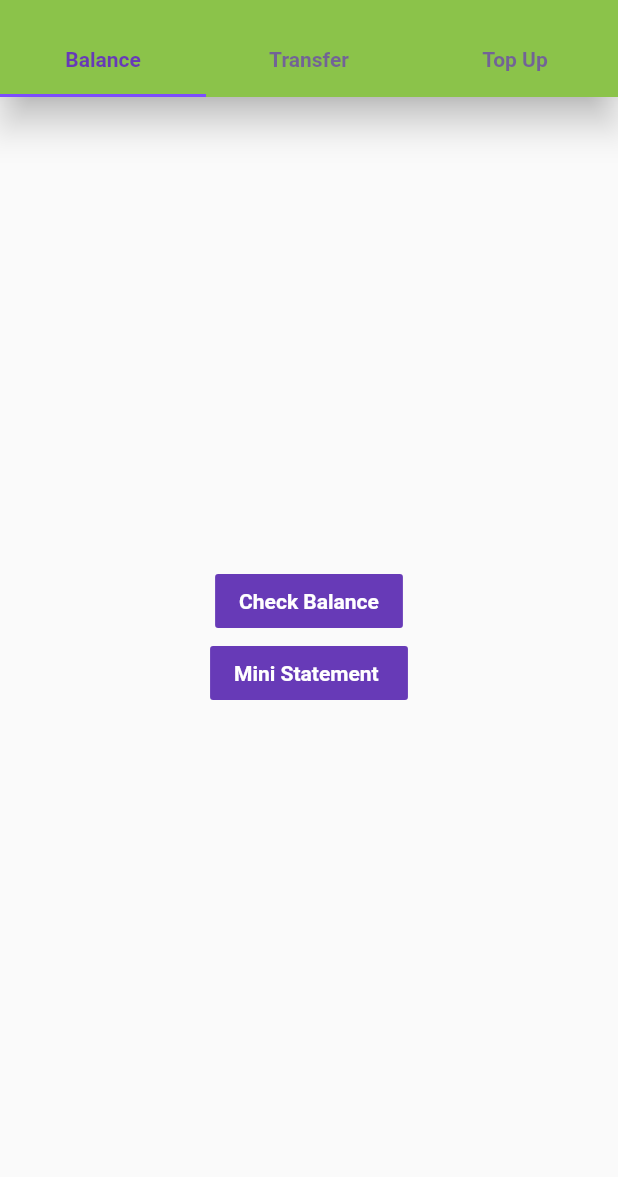
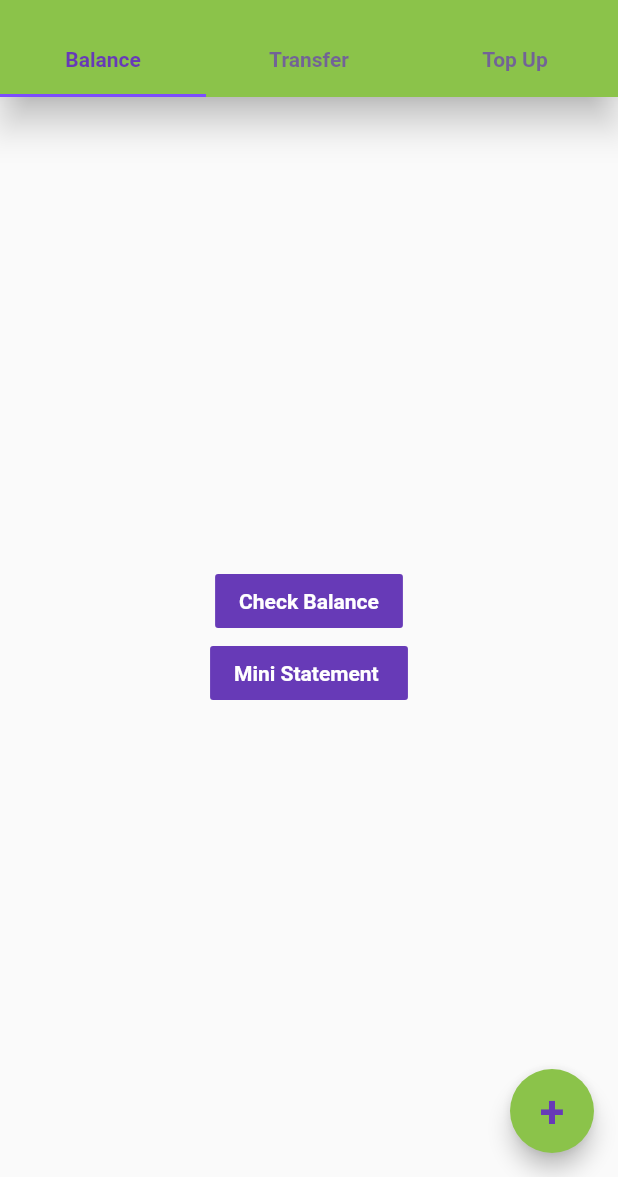
Before and after one commit to ikialo/flutter_app1, a Flutter app: the screen it shows after launch, on a phone screen of 412 x 824 dp, the part 59-1236 px from its top. Run offline on Flutter 3.47's test engine with Material 2 defaults, Android fonts, the phone set to English and light mode, and no system bars; missing offline and left inert: call_number.

Commit message:
Added the alert FAB with Esi Pay and Account Number. Functionalities yet to be added

```diff
--- /dev/null
+++ b/lib/Screens/Fab/fab_alert.dart
@@ -0,0 +1,48 @@
+import 'package:flutter/cupertino.dart';
+import 'package:flutter/material.dart';
+import 'package:flutter_app1/Screens/second_tabs/other_bank.dart';
+import 'package:flutter_app1/Screens/second_tabs/other_bsp.dart';
+import 'package:flutter_app1/Screens/second_tabs/own_acc.dart';
+import 'package:flutter_app1/Screens/Fab/alert_content.dart';
+
+class FabAlert extends StatefulWidget {
+  FabAlert({Key key}) : super(key: key);
+
+  @override
+  FabAlertState createState() => FabAlertState();
+}
+
+
+class FabAlertState extends State<FabAlert> {
+  @override
+  Widget build(BuildContext context) {
+    return  FloatingActionButton(
+       onPressed: () {
+         alertDialog(AlertContent());
+       },
+       child: Text(
+         "+",
+         style: TextStyle(
+             fontWeight: FontWeight.bold,
+             color: Colors.deepPurple,
+             fontSize: 30.0),
+       ),
+       backgroundColor: Colors.lightGreen,
+
+    );
+  }
+
+  Future<void> alertDialog(popup) async {
+    return showDialog<void>(
+      context: context,
+      barrierDismissible: false, // user must tap button!
+      builder: (BuildContext context) {
+        return AlertDialog(
+
+          title: Text('Choose Option To Add Account'),
+          content: popup,
+        );
+      },
+    );
+  }
+}
--- a/lib/main.dart
+++ b/lib/main.dart
@@ -4,11 +4,9 @@ import 'package:flutter/material.dart';
 import 'package:flutter_app1/Screens/first_page.dart';
 import 'package:flutter_app1/Screens/second_page.dart';
 import 'package:flutter_app1/Screens/third_page.dart';
-
+import 'package:flutter_app1/Screens/Fab/fab_alert.dart';
 
 void main() => runApp(MyApp());
-
-
 
 class MyApp extends StatelessWidget {
   // This widget is the root of your application.
@@ -16,63 +14,64 @@ class MyApp extends StatelessWidget {
   Widget build(BuildContext context) {
     return MaterialApp(
       debugShowCheckedModeBanner: false,
-      color : Colors.greenAccent,
-
+      color: Colors.greenAccent,
       title: 'Flutter Demo',
       theme: ThemeData(
           primarySwatch: Colors.lightGreen,
-        backgroundColor: Colors.greenAccent
-
-      ),
+          backgroundColor: Colors.greenAccent),
       home: _MyHomePageState(),
     );
   }
 }
-class _MyHomePageState extends StatelessWidget{
+
+class _MyHomePageState extends StatelessWidget {
   @override
   Widget build(BuildContext context) {
-
-    return MaterialApp(color: Colors.green,
+    return MaterialApp(
+      color: Colors.green,
       home: DefaultTabController(
-
           length: 3,
-
-
           child: Scaffold(
-
-              appBar: AppBar(elevation:10,
+              appBar: AppBar(
+                elevation: 10,
                 backgroundColor: Colors.lightGreen,
-                bottom : TabBar(indicatorColor: Colors.deepPurpleAccent ,
+                bottom: TabBar(
+                  indicatorColor: Colors.deepPurpleAccent,
                   labelColor: Colors.deepPurple,
                   tabs: [
-                    Tab(child: Text("Balance",
+                    Tab(
+                      child: Text(
+                        "Balance",
                         style: TextStyle(fontWeight: FontWeight.bold),
-                    ),),
-                    Tab(child: Text("Transfer", style: TextStyle(fontWeight: FontWeight.bold),),),
-                    Tab(child: Text("Top Up", style: TextStyle(fontWeight: FontWeight.bold),),),
+                      ),
+                    ),
+                    Tab(
+                      child: Text(
+                        "Transfer",
+                        style: TextStyle(fontWeight: FontWeight.bold),
+                      ),
+                    ),
+                    Tab(
+                      child: Text(
+                        "Top Up",
+                        style: TextStyle(fontWeight: FontWeight.bold),
+                      ),
+                    ),
                   ],
                 ),
                 title: Text("BSP USSD",
-                  style: TextStyle(fontWeight: FontWeight.bold, color: Colors.deepPurpleAccent ) ),
+                    style: TextStyle(
+                        fontWeight: FontWeight.bold,
+                        color: Colors.deepPurpleAccent)),
                 centerTitle: true,
-
-
               ),
               body: TabBarView(
-                children: <Widget>[
-                  MyHomePage(),
-                  Transfer(),
-                  Topup()
-                ],
-
+                children: <Widget>[MyHomePage(), Transfer(), Topup()],
               ),
+              floatingActionButton: FabAlert(),
          )
-
-        ),
-
-
-
-
+      )
     );
   }
+
 }
```
Also changed, not shown: lib/Screens/Fab/alert_content.dart (added, +56 -0 lines). Lines whose indentation alone changed are shown as unchanged.
